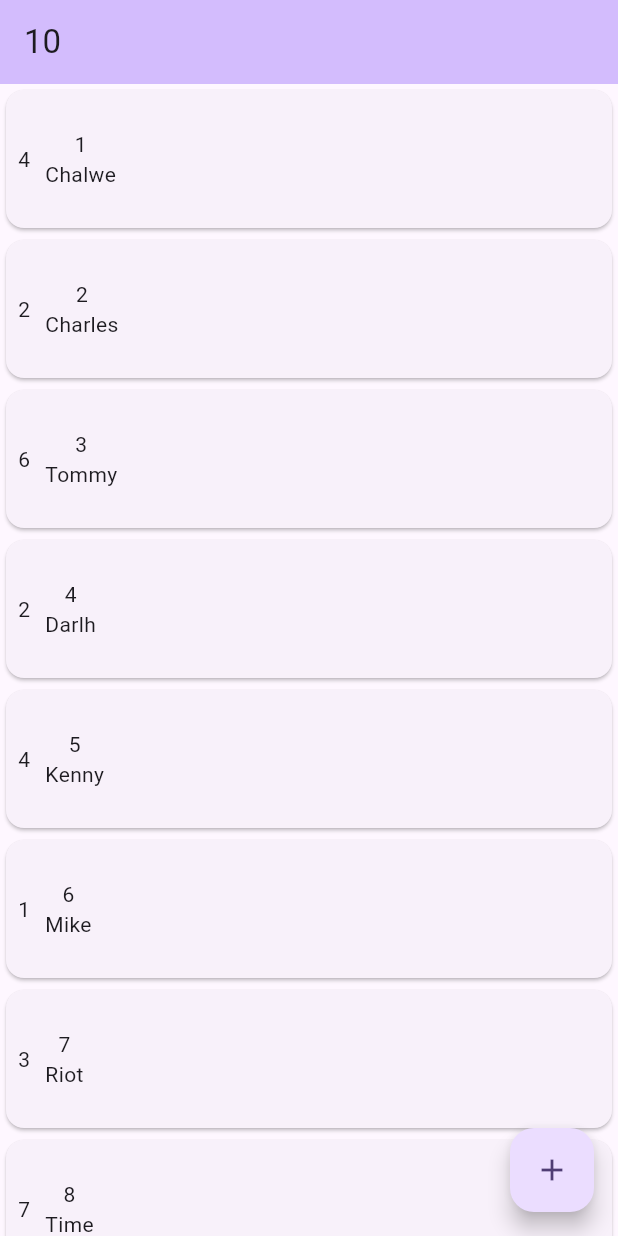
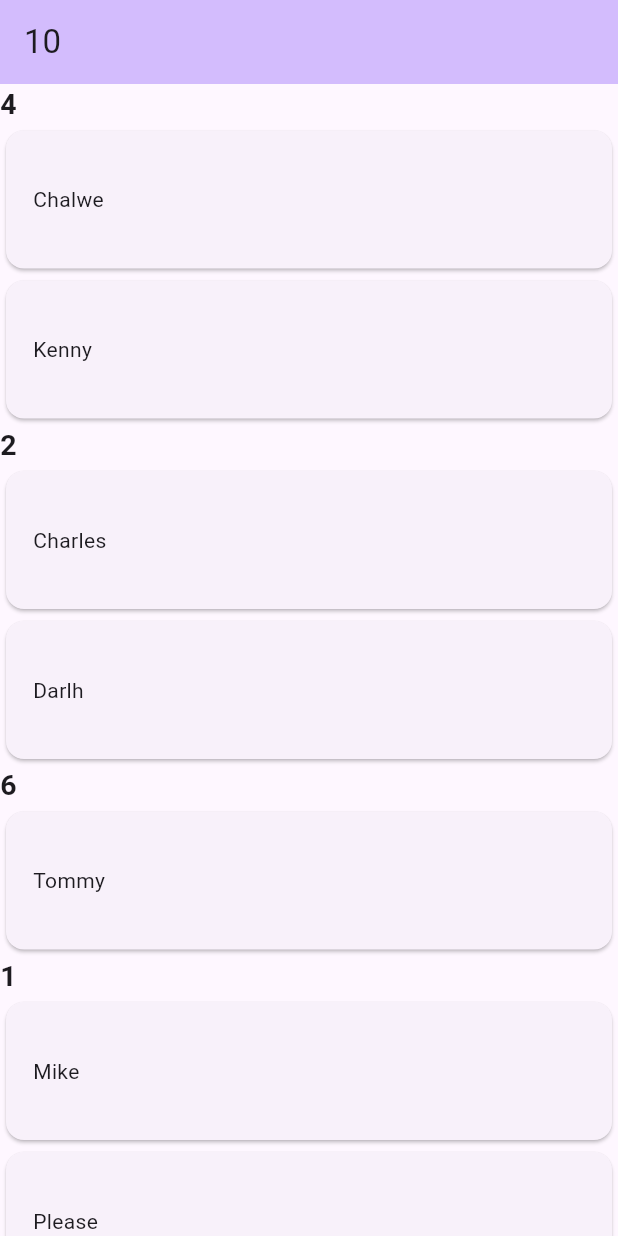
Before and after one commit to Chalwe19/real_grouped_listview, a Flutter app: the screen it shows after launch, on a phone screen of 412 x 824 dp. Run offline on Flutter 3.47's test engine with Material 2 defaults, Android fonts, the phone set to English and light mode, and no system bars.

Commit message:
changes in approach using map
Signed-off-by: chalwe19 <cchisela19@gmail.com>

```diff
--- a/example/lib/main.dart
+++ b/example/lib/main.dart
@@ -90,6 +90,24 @@ class _MyHomePageState extends State<MyHomePage> {
     Item(id: 10, name: "Tooly", number: 1),
   ];
 
+  // List<Ugh> ungroupedList = [
+  //   Ugh(key: 'A', value: 'apple'),
+  //   Ugh(key: 'B', value: 'banana'),
+  //   Ugh(key: 'C', value: 'cherry'),
+  //   Ugh(key: 'D', value: 'date'),
+  //   Ugh(key: 'E', value: 'elderberry'),
+  //   Ugh(key: 'F', value: 'fig'),
+  //   Ugh(key: 'G', value: 'grape'),
+  //   Ugh(key: 'A', value: 'avocado'),
+  //   Ugh(key: 'B', value: 'blueberry'),
+  //   Ugh(key: 'C', value: 'coconut'),
+  //   Ugh(key: 'D', value: 'dragonfruit'),
+  //   Ugh(key: 'E', value: 'elderflower'),
+  //   Ugh(key: 'F', value: 'fuji apple'),
+  //   Ugh(key: 'G', value: 'guava'),
+  //   Ugh(key: 'H', value: 'honeydew'),
+  // ];
+
   @override
   Widget build(BuildContext context) {
     // This method is rerun every time setState is called, for instance as done
@@ -109,38 +127,61 @@ class _MyHomePageState extends State<MyHomePage> {
         title: Text('${items.length}'),
       ),
       body: RealGroupedList(
-        itemCount: items.length,
+        // itemCount: items.length,
         items: items,
-        itemBuilder: (context, index) {
-          return SizedBox(
+        groupBy: (dynamic item) => item.number,
+        itemWidget: (dynamic item) => SizedBox(
           height: 100,
           child: Card(
             child: Padding(
               padding: const EdgeInsets.all(8.0),
               child: Row(
                 children: [
-                    Text(items[index].number.toString()),
+                  // Text(item.number.toString()),
                   const SizedBox(width: 10),
                   Column(
                     crossAxisAlignment: CrossAxisAlignment.center,
                     mainAxisAlignment: MainAxisAlignment.center,
                     children: [
-                        Text(items[index].id.toString()),
-                        Text(items[index].name),
+                      // Text(item.id.toString()),
+                      Text(item.name),
                     ],
                   )
                 ],
               ),
             ),
           ),
-          );
-        },
         ),
-      floatingActionButton: FloatingActionButton(
-        onPressed: _incrementCounter,
-        tooltip: 'Increment',
-        child: const Icon(Icons.add),
-      ), // This trailing comma makes auto-formatting nicer for build methods.
+        // itemBuilder: (context, index) {
+        //   return SizedBox(
+        //     height: 100,
+        //     child: Card(
+        //       child: Padding(
+        //         padding: const EdgeInsets.all(8.0),
+        //         child: Row(
+        //           children: [
+        //             Text(items[index].number.toString()),
+        //             const SizedBox(width: 10),
+        //             Column(
+        //               crossAxisAlignment: CrossAxisAlignment.center,
+        //               mainAxisAlignment: MainAxisAlignment.center,
+        //               children: [
+        //                 Text(items[index].id.toString()),
+        //                 Text(items[index].name),
+        //               ],
+        //             )
+        //           ],
+        //         ),
+        //       ),
+        //     ),
+        //   );
+        // },
+      ),
+      // floatingActionButton: FloatingActionButton(
+      //   onPressed: _incrementCounter,
+      //   tooltip: 'Increment',
+      //   child: const Icon(Icons.add),
+      // ), // This trailing comma makes auto-formatting nicer for build methods.
     );
   }
 }
--- a/lib/real_grouped_listview.dart
+++ b/lib/real_grouped_listview.dart
@@ -1,18 +1,19 @@
+import 'dart:collection';
+
 import 'package:flutter/foundation.dart';
 import 'package:flutter/material.dart';
 import 'package:flutter/widgets.dart';
 
 class RealGroupedList<T, E> extends StatefulWidget {
-  ///List items
-  final int itemCount;
   final List<T> items;
-  final Widget Function(BuildContext context, int inedx) itemBuilder;
+  final E Function(T element) groupBy;
+  final Widget Function(T element) itemWidget;
 
   const RealGroupedList({
     super.key,
-    required this.itemCount,
     required this.items,
-    required this.itemBuilder,
+    required this.groupBy,
+    required this.itemWidget,
   });
 
   @override
@@ -21,12 +22,60 @@ class RealGroupedList<T, E> extends StatefulWidget {
 
 class _RealGroupedListState<T, E> extends State<RealGroupedList<T, E>> {
   final GlobalKey _key = GlobalKey();
+  late Map<E, List<T>> _sortedMap;
+
+  @override
+  void initState() {
+    super.initState();
+    _sortedMap = groupObjects();
+  }
+
+  groupObjects() {
+    List<T> ungroupedList = [...widget.items];
+    Map<E, List<T>> groupedObjects = {};
+
+    for (var item in ungroupedList) {
+      var groupedKey = widget.groupBy(item);
+      if (groupedObjects.containsKey(groupedKey)) {
+        groupedObjects[groupedKey]!.add(item);
+      } else {
+        groupedObjects[groupedKey] = [item];
+      }
+    }
+
+    groupedObjects.entries.toSet().toList();
+    return groupedObjects;
+  }
+
+  Widget _buildList(context, index) {
+    return Column(crossAxisAlignment: CrossAxisAlignment.start, children: [
+      Text(
+        _sortedMap.entries.elementAt(index).key.toString(),
+        style: const TextStyle(
+          fontSize: 19,
+          fontWeight: FontWeight.bold,
+        ),
+      ),
+      ListView.builder(
+        scrollDirection: Axis.vertical,
+        shrinkWrap: true,
+        physics: const NeverScrollableScrollPhysics(),
+        itemCount: _sortedMap.entries.elementAt(index).value.length,
+        itemBuilder: (context, idx) {
+          return widget.itemWidget(
+            _sortedMap.entries.elementAt(index).value[idx],
+          );
+        },
+      ),
+    ]);
+  }
+
   @override
   Widget build(BuildContext context) {
     return ListView.builder(
-      itemCount: widget.itemCount,
-      // separatorBuilder: (context, index) => const SizedBox(height: 10),
-      itemBuilder: widget.itemBuilder,
+      // shrinkWrap: true,
+      itemCount: _sortedMap.keys.length,
+      itemBuilder: _buildList,
     );
   }
 }
```
Lines whose indentation alone changed are shown as unchanged.
